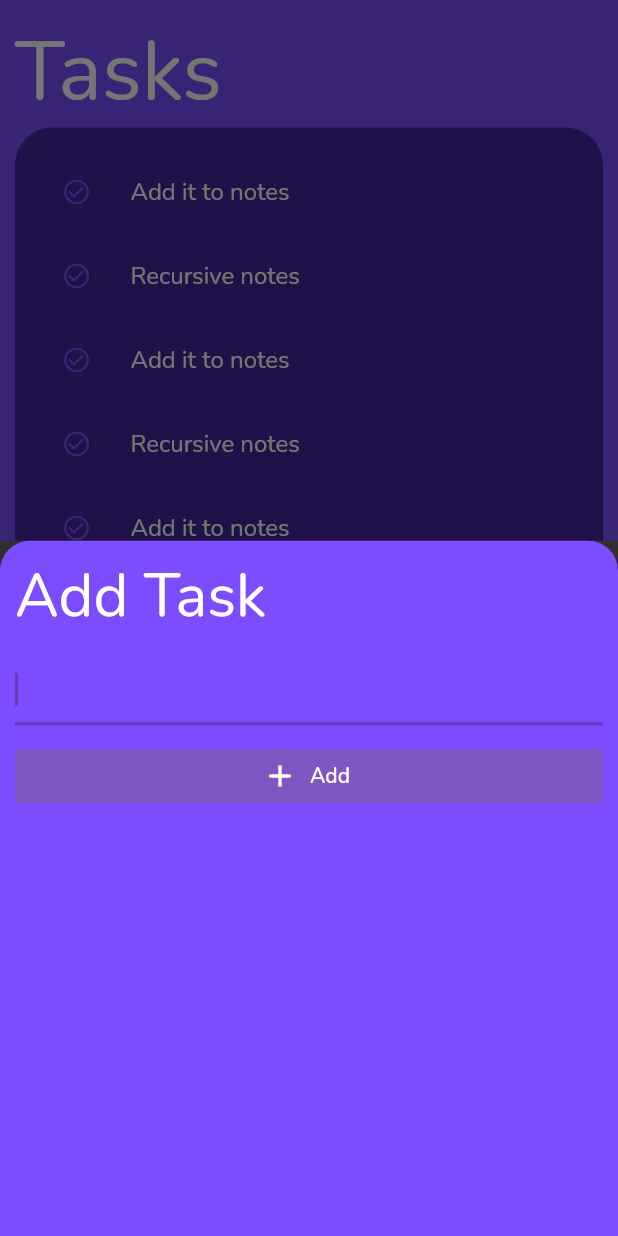
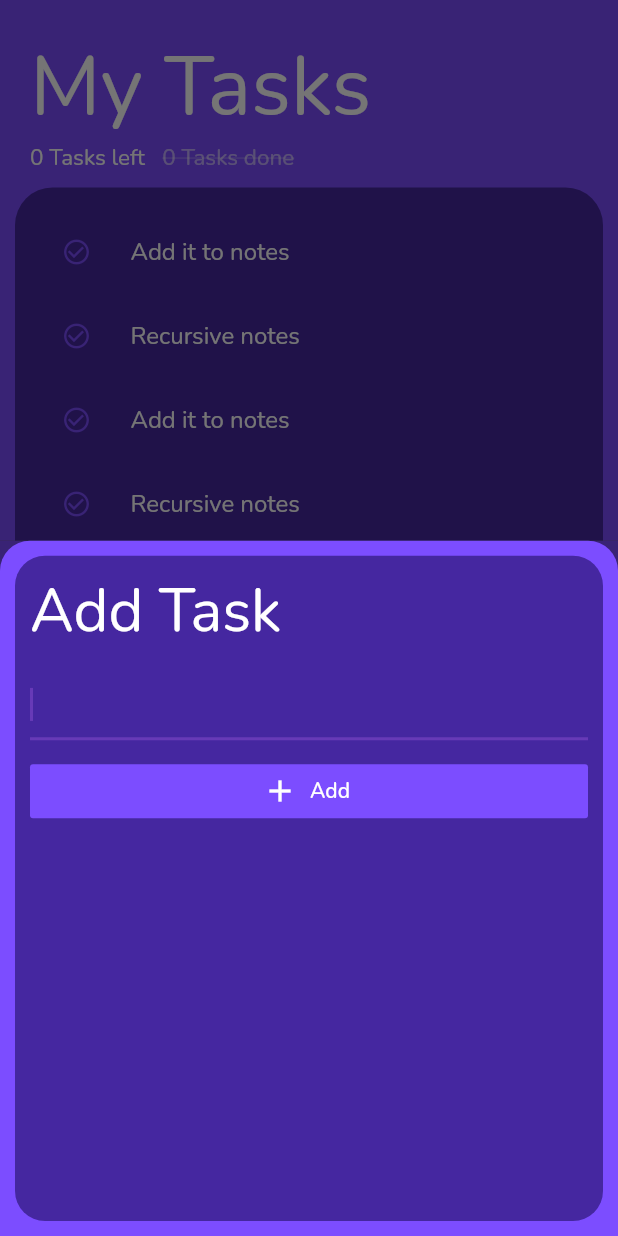
Before and after one commit to KejariwalAyush/MyDraft, a Flutter app: the screen it shows after launch, after a tap on the "add" icon, on a phone screen of 412 x 824 dp. Run offline on Flutter 3.47's test engine with Material 2 defaults, Android fonts, the phone set to English and light mode, and no system bars; drawn by our look-alikes of auto_size_text; our stand-ins replace google_fonts.

Commit message:
modifed data for active & inactive tasks

```diff
--- a/lib/models/taskModels/task_data.dart
+++ b/lib/models/taskModels/task_data.dart
@@ -13,27 +13,59 @@ class TaskData extends ChangeNotifier {
     Task(title: 'Recursive notes'),
     Task(title: 'Add it to notes'),
   ];
+  List<Task> _activeTasks = [];
+  List<Task> _inactiveTasks = [];
 
   UnmodifiableListView get tasks {
     return UnmodifiableListView(_tasks);
+  }
+
+  UnmodifiableListView get activeTasks {
+    updateTasks();
+    return UnmodifiableListView(_activeTasks);
+  }
+
+  UnmodifiableListView get inactiveTasks {
+    updateTasks();
+    return UnmodifiableListView(_inactiveTasks);
   }
 
   int get taskCount {
     return _tasks.length;
   }
 
+  int get activeTaskCount {
+    return _activeTasks.length;
+  }
+
+  int get inactiveTaskCount {
+    return _inactiveTasks.length;
+  }
+
+  void updateTasks() {
+    _activeTasks = [];
+    _inactiveTasks = [];
+    for (var e in _tasks) {
+      e.isDone ? _inactiveTasks.add(e) : _activeTasks.add(e);
+    }
+    notifyListeners();
+  }
+
   void addTask(String taskTitle) {
     _tasks.add(Task(title: taskTitle));
+    updateTasks();
     notifyListeners();
   }
 
   void deleteTask(Task task) {
     _tasks.remove(task);
+    updateTasks();
     notifyListeners();
   }
 
   void updateTaskDone(Task task) {
     task.toggleDone();
+    updateTasks();
     notifyListeners();
   }
 }
--- a/lib/screens/Home.dart
+++ b/lib/screens/Home.dart
@@ -1,10 +1,25 @@
 import 'package:auto_size_text/auto_size_text.dart';
 import 'package:flutter/material.dart';
+import 'package:my_draft/models/taskModels/task_data.dart';
 import 'package:my_draft/screens/Tasks/addTaskScreen.dart';
 import 'package:my_draft/screens/Tasks/taskContainer.dart';
+import 'package:my_draft/utils/tastConst.dart';
+import 'package:provider/provider.dart';
 
-class Home extends StatelessWidget {
+class Home extends StatefulWidget {
   const Home({Key key}) : super(key: key);
+
+  @override
+  _HomeState createState() => _HomeState();
+}
+
+class _HomeState extends State<Home> {
+  var tobeShown;
+  @override
+  void initState() {
+    tobeShown = show.all;
+    super.initState();
+  }
 
   @override
   Widget build(BuildContext context) {
@@ -17,8 +32,14 @@ class Home extends StatelessWidget {
           mainAxisAlignment: MainAxisAlignment.start,
           crossAxisAlignment: CrossAxisAlignment.stretch,
           children: [
+            Container(
+              padding: EdgeInsets.all(10),
+              child: Column(
+                mainAxisAlignment: MainAxisAlignment.start,
+                crossAxisAlignment: CrossAxisAlignment.stretch,
+                children: [
                   AutoSizeText(
-              'Tasks',
+                    'My Tasks',
                     style: TextStyle(
                       color: Colors.white,
                       fontSize: 55,
@@ -27,7 +48,54 @@ class Home extends StatelessWidget {
                     minFontSize: 15,
                     // strutStyle: StrutStyle.fromTextStyle(Theme.of(context).textTheme.headline1),
                   ),
-            Expanded(child: TaskContainer()),
+                  Row(
+                    children: [
+                      GestureDetector(
+                        onTap: () {
+                          setState(() {
+                            tobeShown = tobeShown == show.active
+                                ? show.all
+                                : show.active;
+                          });
+                        },
+                        child: AutoSizeText(
+                          '${Provider.of<TaskData>(context).activeTaskCount} Tasks left   ',
+                          style: TextStyle(
+                            color: Colors.white,
+                            fontSize: 15,
+                          ),
+                          wrapWords: true,
+                          minFontSize: 12,
+                          // strutStyle: StrutStyle.fromTextStyle(Theme.of(context).textTheme.headline1),
+                        ),
+                      ),
+                      GestureDetector(
+                        onTap: () {
+                          setState(() {
+                            tobeShown = tobeShown == show.inactive
+                                ? show.all
+                                : show.inactive;
+                          });
+                        },
+                        child: AutoSizeText(
+                          '${Provider.of<TaskData>(context).inactiveTaskCount} Tasks done',
+                          style: TextStyle(
+                              color: Colors.white54,
+                              fontSize: 15,
+                              decoration: TextDecoration.lineThrough),
+                          wrapWords: true,
+                          minFontSize: 12,
+                          // strutStyle: StrutStyle.fromTextStyle(Theme.of(context).textTheme.headline1),
+                        ),
+                      ),
+                    ],
+                  ),
+                ],
+              ),
+            ),
+            Expanded(
+              child: TaskContainer(tobeShown),
+            ),
           ],
         ),
       ),
--- a/lib/screens/Tasks/addTaskScreen.dart
+++ b/lib/screens/Tasks/addTaskScreen.dart
@@ -10,15 +10,21 @@ class AddTaskScreen extends StatelessWidget {
   Widget build(BuildContext context) {
     String newText;
     return Container(
-      // color: Color(0xff161616),
-      color: Colors.transparent,
+      color: Color(0xff392375),
+      // color: Colors.transparent,
       child: Container(
         decoration: BoxDecoration(
-          color: Colors.deepPurpleAccent,
+          color: Theme.of(context).backgroundColor,
           borderRadius: BorderRadius.only(
               topLeft: Radius.circular(20), topRight: Radius.circular(20)),
         ),
         padding: EdgeInsets.all(10),
+        child: Container(
+          padding: EdgeInsets.all(10),
+          decoration: BoxDecoration(
+            color: Colors.deepPurple[800],
+            borderRadius: BorderRadius.circular(20),
+          ),
           child: Column(
             mainAxisAlignment: MainAxisAlignment.start,
             crossAxisAlignment: CrossAxisAlignment.stretch,
@@ -50,7 +56,7 @@ class AddTaskScreen extends StatelessWidget {
                         .addTask(newText);
                     Navigator.pop(context);
                   },
-                color: Theme.of(context).buttonColor,
+                  color: Colors.deepPurpleAccent,
                   icon: Icon(
                     Icons.add,
                     color: Colors.white,
@@ -62,6 +68,7 @@ class AddTaskScreen extends StatelessWidget {
             ],
           ),
         ),
+      ),
     );
   }
 }
--- a/lib/screens/Tasks/taskContainer.dart
+++ b/lib/screens/Tasks/taskContainer.dart
@@ -2,9 +2,13 @@ import 'package:flutter/material.dart';
 import 'package:my_draft/models/taskModels/task.dart';
 import 'package:my_draft/models/taskModels/task_data.dart';
 import 'package:my_draft/screens/Tasks/taskTile.dart';
+import 'package:my_draft/utils/tastConst.dart';
 import 'package:provider/provider.dart';
 
 class TaskContainer extends StatelessWidget {
+  var tobeShown;
+  TaskContainer(this.tobeShown);
+
   @override
   Widget build(BuildContext context) {
     return Container(
@@ -15,11 +19,19 @@ class TaskContainer extends StatelessWidget {
       child: Scrollbar(
         thickness: 5,
         child: ListView.builder(
-          itemCount: Provider.of<TaskData>(context).taskCount,
+          itemCount: tobeShown == show.active
+              ? Provider.of<TaskData>(context).activeTaskCount
+              : tobeShown == show.inactive
+                  ? Provider.of<TaskData>(context).inactiveTaskCount
+                  : Provider.of<TaskData>(context).taskCount,
           itemBuilder: (context, index) {
             return Consumer<TaskData>(
               builder: (context, taskData, child) {
-                Task task = taskData.tasks[index];
+                Task task = tobeShown == show.active
+                    ? taskData.activeTasks[index]
+                    : tobeShown == show.inactive
+                        ? taskData.inactiveTasks[index]
+                        : taskData.tasks[index];
                 return TaskTile(
                   task: task,
                   checkboxToggle: () => taskData.updateTaskDone(task),
--- /dev/null
+++ b/lib/utils/tastConst.dart
@@ -0,0 +1 @@
+enum show { active, inactive, all }
```
Lines whose indentation alone changed are shown as unchanged.
